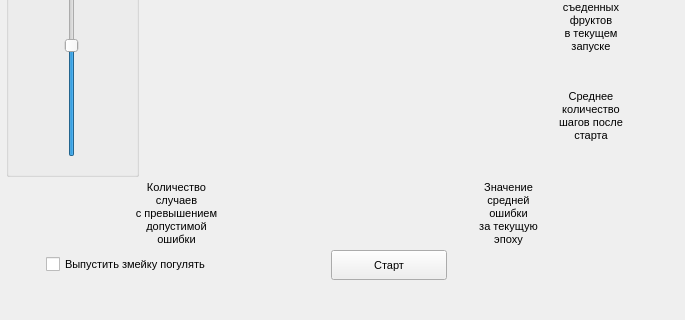
This is smartSnake/resources/MainWindow.ui in Max-Azarov/neuralNetSnake as Qt 5 draws it before an edit; both pictures show x 0 to 685 and y 392 to 712 of the 685 by 712 pixel window. The edited form follows.
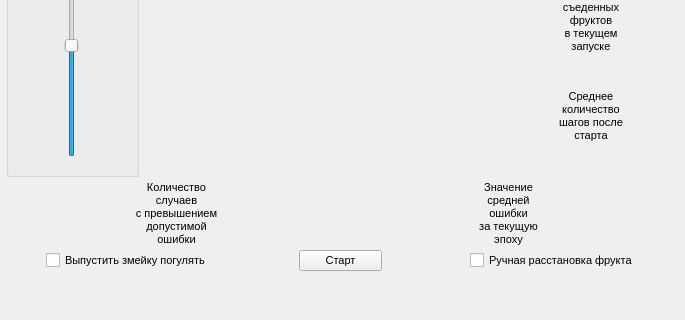
This is the edited form. Custom widgets are drawn as their Qt base class.

Commit message: inital manualFruit

The edit to the form file:
```diff
--- a/smartSnake/resources/MainWindow.ui
+++ b/smartSnake/resources/MainWindow.ui
@@ -1233,7 +1233,7 @@
      </layout>
     </item>
     <item>
-     <layout class="QHBoxLayout" name="horizontalLayout_8" stretch="0,1,1,1,2">
+     <layout class="QHBoxLayout" name="horizontalLayout_8" stretch="0,1,1,1,1,1,0">
       <item>
        <spacer name="horizontalSpacer_5">
         <property name="orientation">
@@ -1292,6 +1292,26 @@
         </property>
        </widget>
       </item>
+      <item>
+       <spacer name="horizontalSpacer_7">
+        <property name="orientation">
+         <enum>Qt::Horizontal</enum>
+        </property>
+        <property name="sizeHint" stdset="0">
+         <size>
+          <width>40</width>
+          <height>20</height>
+         </size>
+        </property>
+       </spacer>
+      </item>
+      <item>
+       <widget class="QCheckBox" name="cbManualFruit">
+        <property name="text">
+         <string>Ручная расстановка фрукта</string>
+        </property>
+       </widget>
+      </item>
       <item>
        <spacer name="horizontalSpacer_3">
         <property name="orientation">
```
The commit also changes 5 other files.
